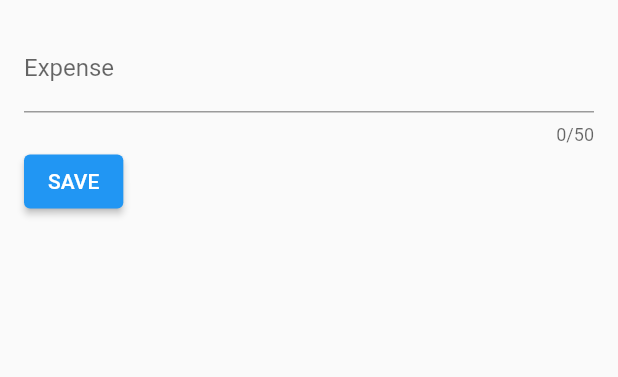
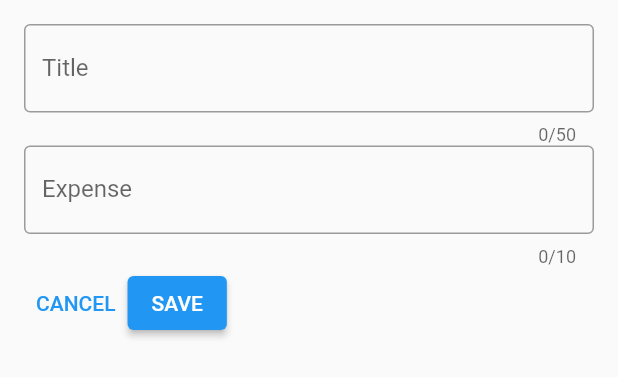
Before and after one commit to sharshv2012/expense_tracker, a Flutter app: the NewExpense widget shown alone on an empty page, opened directly, on a phone screen of 412 x 824 dp. Shown: the top 377 px of the screen. Run offline on Flutter 3.47's test engine with Material 2 defaults, Android fonts, the phone set to English and light mode, and no system bars.

Commit message:
Commit 7: To close a  open modal we can use navigator class and call pop function, added another textField too : )

```diff
--- a/lib/widgets/new_expense.dart
+++ b/lib/widgets/new_expense.dart
@@ -10,14 +10,16 @@ class NewExpense extends StatefulWidget {
 }
 
 class _NewExpenseState extends State<NewExpense> {
+  final _titleController = TextEditingController();
+  final _amountController = TextEditingController();
+  @override
+  void dispose() {
+    // we'll have to delete the textEditingController after modal is not in use to free the memory.
+    _titleController.dispose();
+    _amountController.dispose();
+    super.dispose();
+  }
 
-final _titleController = TextEditingController();
-
-@override
-void dispose(){// we'll have to delete the textEditingController after modal is not in use to free the memory.
-  _titleController.dispose();
-  super.dispose();
-}
   // var _enteredTitle = ''; // this method might not be good as we can have many textfields so we'll have to make many variables that's why we'll use controllers.
   // void _saveTitleInput(String inputValue){ // for this you don't need to setState as UI isn't changing.
   //   _enteredTitle = inputValue;
@@ -31,11 +33,26 @@ void dispose(){// we'll have to delete the textEditingController after modal is
           TextField(
             controller: _titleController,
             maxLength: 50, //setting max string length
+            decoration: const InputDecoration(
+              label: Text("Title"),
+              border: OutlineInputBorder(),
+            ),
+          ),
+          TextField(
+            controller: _amountController,
+            maxLength: 10, //setting max string length
             keyboardType: TextInputType.number,
-            decoration: InputDecoration(label: Text("Expense")),
+            decoration: const InputDecoration(
+              prefixText: "₹ ",
+              label: Text("Expense"),
+              border: OutlineInputBorder(),
+            ),
           ),
           Row(
             children: [
+              TextButton(onPressed: () {
+                Navigator.pop(context);
+              }, child: Text("CANCEL")),
               ElevatedButton(
                 onPressed: () {
                   print(_titleController.text);
```
